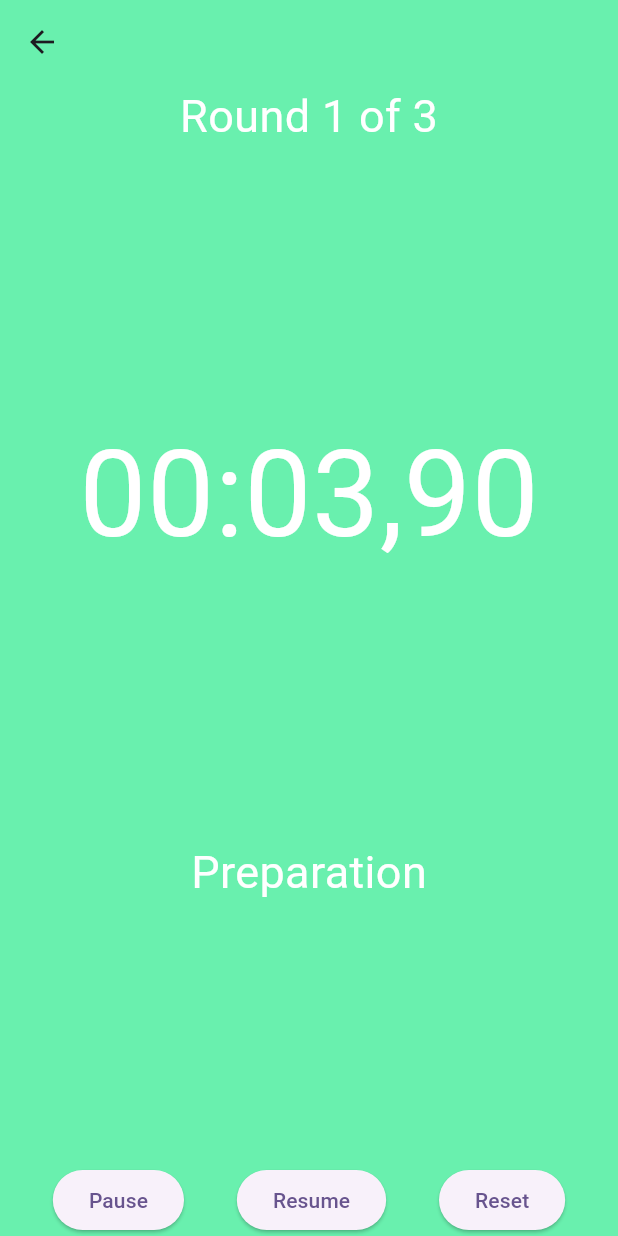
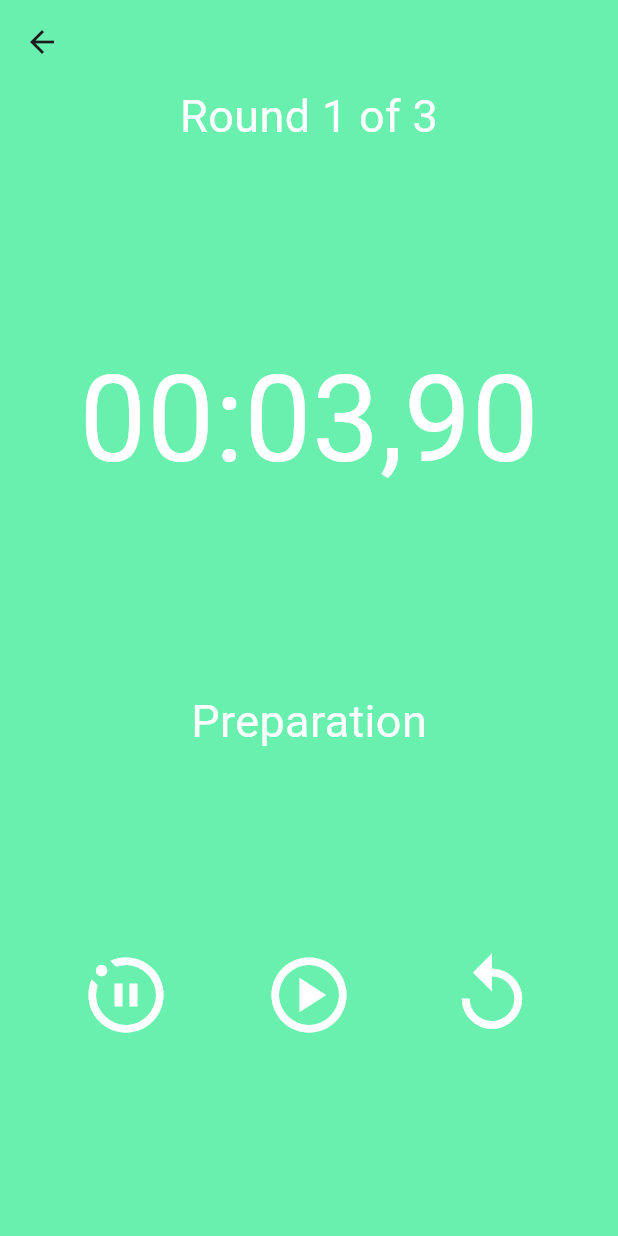
Before and after one commit to LeonardoVelarde/box_round_timer, a Flutter app: the screen it shows after launch, after a tap on "Start", on a phone screen of 412 x 824 dp. Run offline on Flutter 3.47's test engine with Material 3 defaults, Android fonts, the phone set to English and light mode, and no system bars; our stand-ins replace audioplayers.

Commit message:
Made pause, resume and reset icon buttons

```diff
--- a/lib/src/screens/round_timer.dart
+++ b/lib/src/screens/round_timer.dart
@@ -42,6 +42,7 @@ class _RoundTimerState extends State<RoundTimer> with SingleTickerProviderStateM
   int _currentCounterState = PREPARATION_STATE;
   bool _isPlayingStarterBell = false;
   bool _isPlayingRegularBell = false;
+  Color _backgroundColor = Colors.greenAccent;
   late final Ticker _ticker;
   final _player = AudioPlayer();
 
@@ -86,6 +87,7 @@ class _RoundTimerState extends State<RoundTimer> with SingleTickerProviderStateM
           _player.play(AssetSource('ear_stuff/regular_bell.wav'));
           if (_roundCounter == widget.roundCount) {
             _currentCounterState = FINISHED_STATE;
+            _backgroundColor = Colors.grey;
           } else {
             _currentCounterState = REST_STATE;
             _currentTimerMillies = _restLengthInMillies;
@@ -199,20 +201,36 @@ class _RoundTimerState extends State<RoundTimer> with SingleTickerProviderStateM
             Row(
               mainAxisAlignment: MainAxisAlignment.spaceEvenly,
               children: [
-                ElevatedButton(
+                SizedBox(
+                  child: IconButton(
                     onPressed: _stopTimer,
-                    child: const Text('Pause')
+                    icon: const Icon(Icons.motion_photos_pause_outlined, size: 60.0),
+                    style: ButtonStyle(
+                      iconColor: MaterialStateProperty.all(Colors.white),
+                    )
+                  ),
                 ),
-                ElevatedButton(
+                SizedBox(
+                  child: IconButton(
                     onPressed: _startTimer,
-                    child: const Text('Resume')
+                    icon: const Icon(Icons.play_circle_outlined, size: 60.0),
+                    style: ButtonStyle(
+                      iconColor: MaterialStateProperty.all(Colors.white),
+                    )
+                  ),
                 ),
-                ElevatedButton(
+                SizedBox(
+                  child: IconButton(
                     onPressed: _resetTimer,
-                    child: const Text('Reset')
+                    icon: const Icon(Icons.replay, size: 60.0),
+                    style: ButtonStyle(
+                      iconColor: MaterialStateProperty.all(Colors.white),
+                    )
+                  ),
                 ),
               ],
-            )
+            ),
+            const Spacer(),
           ],
         ),
       ),
```
